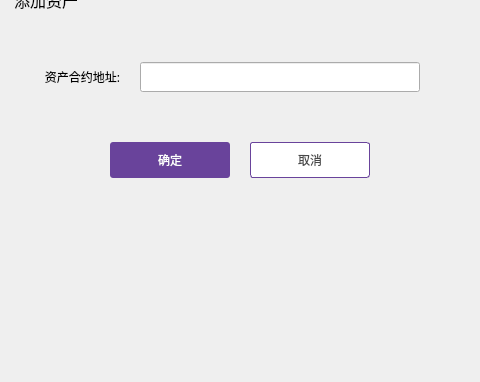
First picture: the form in dialog/addtokendialog.ui, repository realm520/gdwcoin, before the edit; both pictures show x 240 to 720 and y 198 to 580 of the 960 by 580 pixel window.
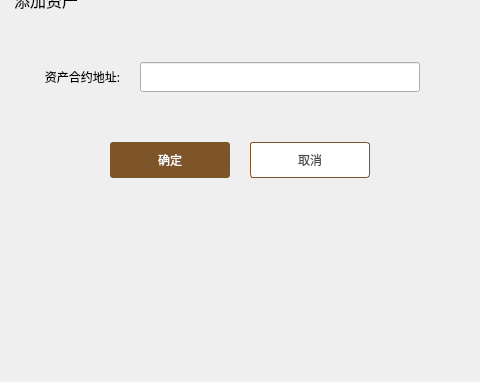
Second picture: the form after the edit.

Commit message: Change color style

The edit to the form file:
```diff
--- a/dialog/addtokendialog.ui
+++ b/dialog/addtokendialog.ui
@@ -105,8 +105,8 @@
       <enum>Qt::NoFocus</enum>
      </property>
      <property name="styleSheet">
-      <string notr="true">QToolButton{background-color:#ffffff;color:#484848;border:1px solid rgb(105,67,155);border-radius:3px;}
-QToolButton:hover{color:rgb(105,67,155);}</string>
+      <string notr="true">QToolButton{background-color:#ffffff;color:#484848;border:1px solid rgb(125,85,40);border-radius:3px;}
+QToolButton:hover{color:rgb(125,85,40);}</string>
      </property>
      <property name="text">
       <string>取消</string>
@@ -133,9 +133,9 @@
       <enum>Qt::NoFocus</enum>
      </property>
      <property name="styleSheet">
-      <string notr="true">QToolButton{background-color:rgb(105,67,155);color:#ffffff;border:none;border-radius:3px;}
-QToolButton:hover{background-color:rgb(125,87,180);}
-QToolButton:disabled{background-color:#cecece;}</string>
+      <string notr="true">QToolButton{background-color:rgb(125,85,40);color:#ffffff;border:none;border-radius:3px;}
+QToolButton:hover{background-color:rgb(185,150,85);}
+</string>
      </property>
      <property name="text">
       <string>确定</string>
```
The commit also changes 14 other files.
